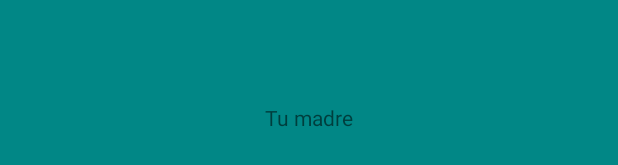
After one commit to canteko/TutorialAndroid, an Android app: the layout fragment_segundo.xml on its own in the app's theme, with its tools: preview values and no code run, on a phone screen of 412 x 824 dp. The commit adds this screen. Shown: the part 501-666 px from the top of the screen. Run offline under Robolectric (Android 15) with nearby library versions, the phone set to English and light mode, and no system bars.

Commit message:
Fragments básicos

```diff
--- a/app/build.gradle
+++ b/app/build.gradle
@@ -25,6 +25,9 @@ android {
         sourceCompatibility JavaVersion.VERSION_1_8
         targetCompatibility JavaVersion.VERSION_1_8
     }
+    buildFeatures {
+        viewBinding true
+    }
 }
 
 dependencies {
@@ -32,6 +35,9 @@ dependencies {
     implementation 'androidx.appcompat:appcompat:1.3.1'
     implementation 'com.google.android.material:material:1.4.0'
     implementation 'androidx.constraintlayout:constraintlayout:2.1.0'
+    implementation 'androidx.legacy:legacy-support-v4:1.0.0'
+    implementation 'androidx.navigation:navigation-fragment:2.3.5'
+    implementation 'androidx.navigation:navigation-ui:2.3.5'
     testImplementation 'junit:junit:4.+'
     androidTestImplementation 'androidx.test.ext:junit:1.1.3'
     androidTestImplementation 'androidx.test.espresso:espresso-core:3.4.0'
--- a/app/src/main/java/com/canteko/helloworld/EntranceActivity.java
+++ b/app/src/main/java/com/canteko/helloworld/EntranceActivity.java
@@ -33,4 +33,9 @@ public class EntranceActivity extends AppCompatActivity {
         Intent intent = new Intent(this, ConstraintLayoutActivity.class);
         startActivity(intent);
     }
+
+    public void goToFragemntActivity(View view) {
+        Intent intent = new Intent(this, FragmentActivity.class);
+        startActivity(intent);
+    }
 }
--- /dev/null
+++ b/app/src/main/res/layout/fragment_segundo.xml
@@ -0,0 +1,19 @@
+<?xml version="1.0" encoding="utf-8"?>
+<androidx.constraintlayout.widget.ConstraintLayout xmlns:android="http://schemas.android.com/apk/res/android"
+    xmlns:app="http://schemas.android.com/apk/res-auto"
+    xmlns:tools="http://schemas.android.com/tools"
+    android:layout_width="match_parent"
+    android:layout_height="match_parent"
+    android:background="@color/teal_700"
+    tools:context=".SegundoFragment">
+
+    <TextView
+        android:id="@+id/textView5"
+        android:layout_width="wrap_content"
+        android:layout_height="wrap_content"
+        android:text="Tu madre"
+        app:layout_constraintBottom_toBottomOf="parent"
+        app:layout_constraintEnd_toEndOf="parent"
+        app:layout_constraintStart_toStartOf="parent"
+        app:layout_constraintTop_toTopOf="parent" />
+</androidx.constraintlayout.widget.ConstraintLayout>
```
Also changed, not shown: app/src/main/AndroidManifest.xml (+7 -4 lines), app/src/main/java/com/canteko/helloworld/FragmentActivity.java (added, +14 -0 lines), app/src/main/java/com/canteko/helloworld/PrimerFragment.java (added, +26 -0 lines), app/src/main/java/com/canteko/helloworld/SegundoFragment.java (added, +26 -0 lines), app/src/main/res/layout/activity_entrance.xml (+10 -0 lines), app/src/main/res/layout/activity_fragmentos.xml (added, +23 -0 lines), app/src/main/res/layout/fragment_primer.xml (added, +19 -0 lines), app/src/main/res/values/themes.xml (+9 -0 lines).
